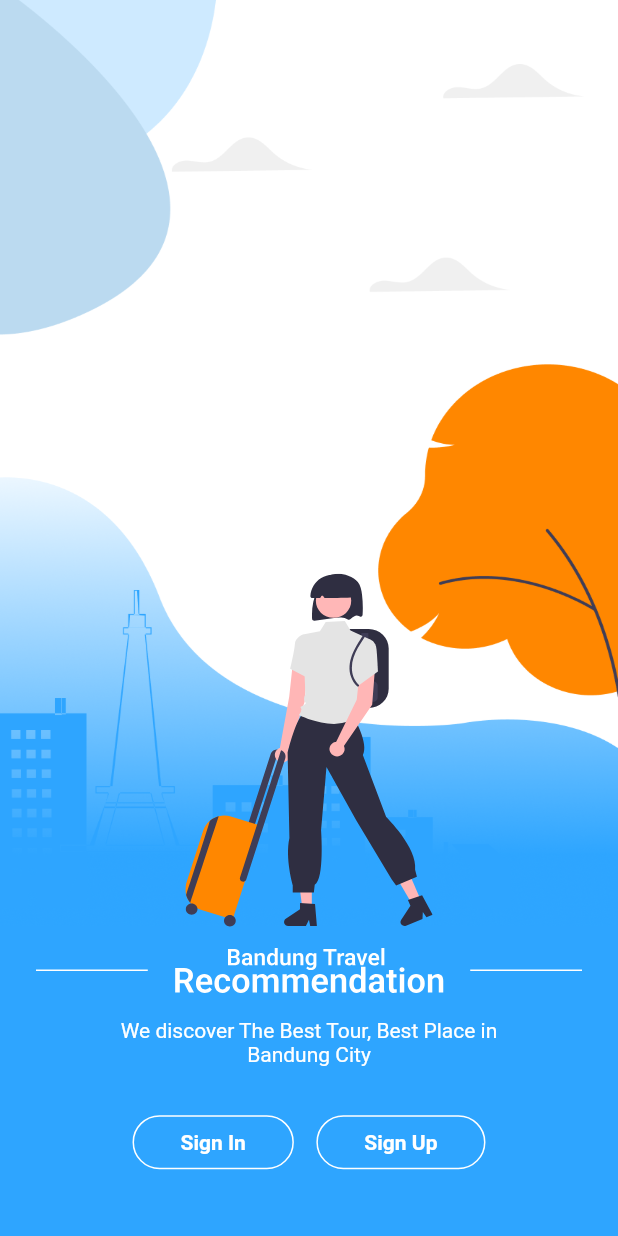
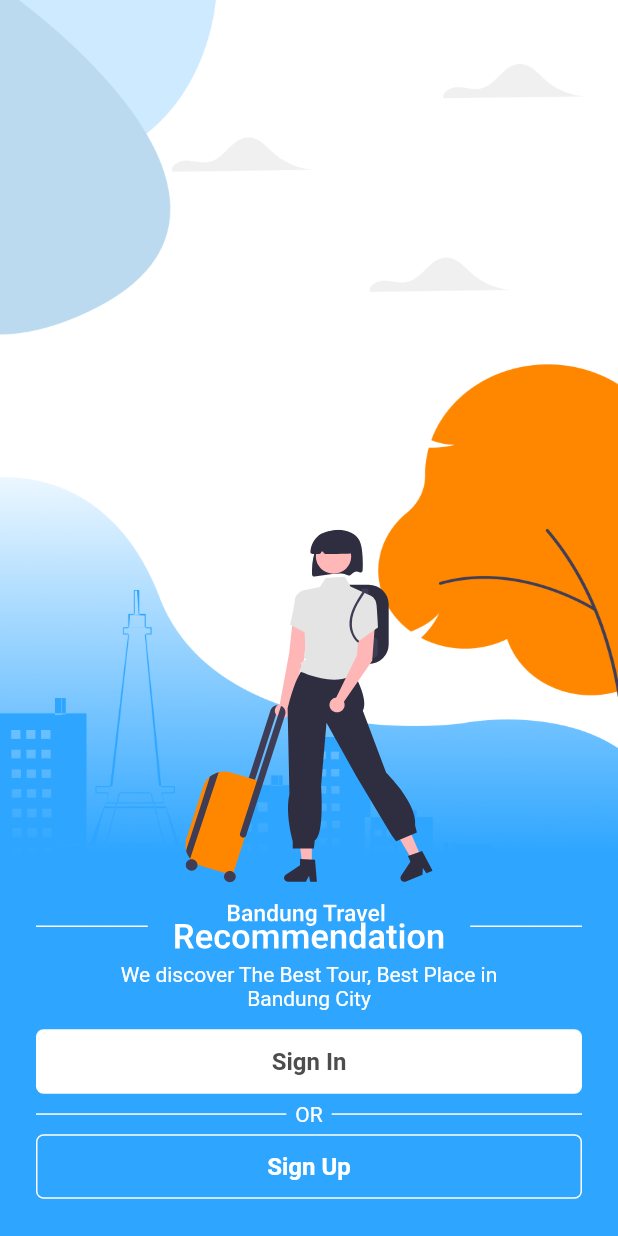
Before and after one commit to Muvazana/ABP_Bandung_Travel_Recommendation_MobileFlutter, a Flutter app: the SignInOrSignUpScreen screen opened by its route, on a phone screen of 412 x 824 dp. Run offline on Flutter 3.47's test engine with Material 2 defaults, Android fonts, the light colour scheme and no system bars; our stand-ins replace flutter_svg, form_field_validator.

Commit message:
update SignInOrSignUpScreen
change btn sign in and sign up

```diff
--- a/bandung_travel_recommendation_mobile_flutter/lib/componens/text_button_custom_v1.dart
+++ b/bandung_travel_recommendation_mobile_flutter/lib/componens/text_button_custom_v1.dart
@@ -4,9 +4,10 @@ class TextButtonCustomV1 extends StatelessWidget {
   final String text;
   final double? width;
   final EdgeInsetsGeometry? margin;
-  final Color? backgroundColor, textColor;
+  final Color? backgroundColor, textColor, borderColor;
   final double? textSize;
   final VoidCallback? onPressed;
+  final bool isOutlineType;
   const TextButtonCustomV1({
     Key? key,
     required this.text,
@@ -16,6 +17,8 @@ class TextButtonCustomV1 extends StatelessWidget {
     this.textColor = Colors.white,
     this.textSize = 16,
     this.onPressed,
+    this.isOutlineType = false,
+    this.borderColor = Colors.white,
   }) : super(key: key);
 
   @override
@@ -27,10 +30,14 @@ class TextButtonCustomV1 extends StatelessWidget {
         onPressed: this.onPressed,
         style: OutlinedButton.styleFrom(
           backgroundColor: this.backgroundColor,
-          padding:
-              EdgeInsets.symmetric(vertical: 12),
+          padding: EdgeInsets.symmetric(vertical: 12),
           shape: RoundedRectangleBorder(
             borderRadius: BorderRadius.circular(5),
+            side: this.isOutlineType ? BorderSide(
+              color: this.borderColor!,
+              width: 1,
+              style: BorderStyle.solid,
+            ) : BorderSide.none,
           ),
         ),
         child: Row(
--- a/bandung_travel_recommendation_mobile_flutter/lib/main.dart
+++ b/bandung_travel_recommendation_mobile_flutter/lib/main.dart
@@ -1,3 +1,4 @@
+import 'package:bandung_travel_recommendation_mobile_flutter/mvvm/auth/view/signin_or_signup_screen.dart';
 import 'package:bandung_travel_recommendation_mobile_flutter/mvvm/auth/view/signin_screen.dart';
 import 'package:bandung_travel_recommendation_mobile_flutter/mvvm/auth/view/signup_screen.dart';
 import 'package:bandung_travel_recommendation_mobile_flutter/routes.dart';
@@ -18,7 +19,7 @@ class MyApp extends StatelessWidget {
         scaffoldBackgroundColor: Colors.white,
         brightness: Brightness.dark
       ),
-      initialRoute: SignUpScreen.routeName,
+      initialRoute: SignInOrSignUpScreen.routeName,
       onGenerateRoute: RouteGenerator.generateRoute,
     );
   }
--- a/bandung_travel_recommendation_mobile_flutter/lib/mvvm/auth/view/signin_or_signup_screen.dart
+++ b/bandung_travel_recommendation_mobile_flutter/lib/mvvm/auth/view/signin_or_signup_screen.dart
@@ -1,3 +1,5 @@
+import 'package:bandung_travel_recommendation_mobile_flutter/componens/text_button_custom_v1.dart';
+import 'package:bandung_travel_recommendation_mobile_flutter/utils/const.dart';
 import 'package:flutter/material.dart';
 import 'package:flutter_svg/flutter_svg.dart';
 
@@ -29,7 +31,7 @@ class SignInOrSignUpScreen extends StatelessWidget {
             ),
             Container(
               width: size.width,
-              height: size.height * 1 / 4,
+              height: size.height * 1 / 3.5,
               padding: EdgeInsets.symmetric(vertical: 12, horizontal: 24),
               child: Column(children: <Widget>[
                 SvgPicture.asset(
@@ -47,18 +49,38 @@ class SignInOrSignUpScreen extends StatelessWidget {
                       fontWeight: FontWeight.normal),
                 ),
                 Spacer(flex: 2),
-                Row(
+                Column(
                   mainAxisAlignment: MainAxisAlignment.center,
                   children: <Widget>[
-                    BtnSignInOrSignUp(
+                    TextButtonCustomV1(
                       text: "Sign In",
+                      backgroundColor: MyColors.whiteColor,
+                      textColor: MyColors.semiDarkColor,
                       onPressed: () {},
                     ),
-                    SizedBox(width: 15),
-                    BtnSignInOrSignUp(
+                    SizedBox(height: 3),
+                    Row(children: <Widget>[
+                      Expanded(child: Divider(color: MyColors.whiteColor, thickness: 1, endIndent: 6)),
+                      Text("OR"),
+                      Expanded(child: Divider(color: MyColors.whiteColor, thickness: 1, indent: 6)),
+                    ]),
+                    SizedBox(height: 3),
+                    TextButtonCustomV1(
                       text: "Sign Up",
+                      backgroundColor: Colors.transparent,
+                      textColor: MyColors.whiteColor,
+                      isOutlineType: true,
                       onPressed: () {},
                     ),
+                    // BtnSignInOrSignUp(
+                    //   text: "Sign In",
+                    //   onPressed: () {},
+                    // ),
+                    // SizedBox(width: 15),
+                    // BtnSignInOrSignUp(
+                    //   text: "Sign Up",
+                    //   onPressed: () {},
+                    // ),
                   ],
                 ),
                 Spacer(flex: 2),
@@ -71,31 +93,31 @@ class SignInOrSignUpScreen extends StatelessWidget {
   }
 }
 
-class BtnSignInOrSignUp extends StatelessWidget {
-  final VoidCallback? onPressed;
-  final String text;
+// class BtnSignInOrSignUp extends StatelessWidget {
+//   final VoidCallback? onPressed;
+//   final String text;
 
-  const BtnSignInOrSignUp({
-    Key? key,
-    this.onPressed,
-    required this.text,
-  }) : super(key: key);
+//   const BtnSignInOrSignUp({
+//     Key? key,
+//     this.onPressed,
+//     required this.text,
+//   }) : super(key: key);
 
-  @override
-  Widget build(BuildContext context) {
-    return OutlinedButton(
-      onPressed: this.onPressed,
-      style: OutlinedButton.styleFrom(
-        padding: EdgeInsets.symmetric(vertical: 10, horizontal: 32),
-        shape: RoundedRectangleBorder(
-          borderRadius: BorderRadius.circular(30.0),
-        ),
-        side: BorderSide(width: 1.0, color: Colors.white),
-      ),
-      child: Text(
-        this.text,
-        style: TextStyle(color: Colors.white, fontWeight: FontWeight.bold),
-      ),
-    );
-  }
-}
+//   @override
+//   Widget build(BuildContext context) {
+//     return OutlinedButton(
+//       onPressed: this.onPressed,
+//       style: OutlinedButton.styleFrom(
+//         padding: EdgeInsets.symmetric(vertical: 10, horizontal: 32),
+//         shape: RoundedRectangleBorder(
+//           borderRadius: BorderRadius.circular(30.0),
+//         ),
+//         side: BorderSide(width: 1.0, color: Colors.white),
+//       ),
+//       child: Text(
+//         this.text,
+//         style: TextStyle(color: Colors.white, fontWeight: FontWeight.bold),
+//       ),
+//     );
+//   }
+// }
```
